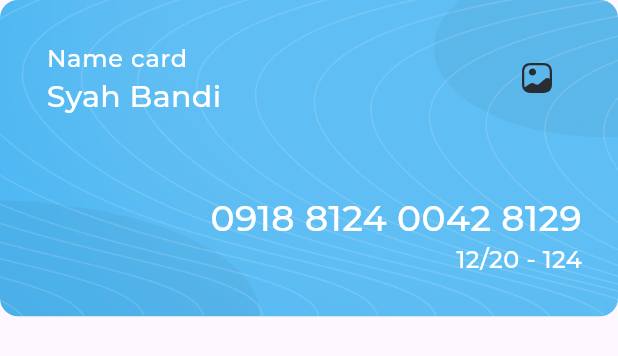
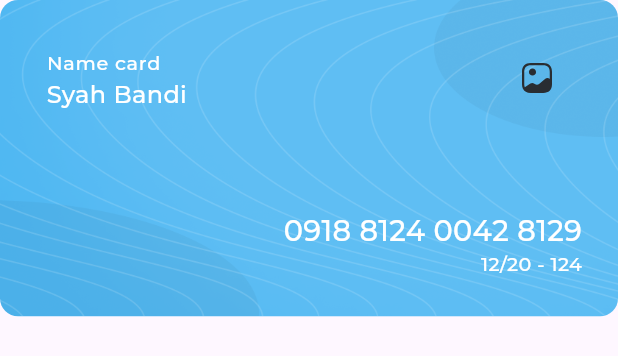
Before and after one commit to raghadhawat/responsive_dash_board, a Flutter app: the MyCard widget shown alone on an empty page, opened directly, on a phone screen of 412 x 824 dp. Shown: the top 356 px of the screen. Run offline on Flutter 3.47's test engine with Material 3 defaults, Android fonts, the phone set to English and light mode, and no system bars; our stand-ins replace expandable_page_view, fl_chart, flutter_svg; project files that could hold a hidden picture were left out.

Commit message:
responsive font size part one

```diff
--- a/lib/utlis/app_styles.dart
+++ b/lib/utlis/app_styles.dart
@@ -1,66 +1,91 @@
+import 'package:flutter/foundation.dart';
 import 'package:flutter/material.dart';
+import 'package:rsponsive_dashbaord/utlis/size_config.dart';
 
 abstract class AppStyles {
-  static const TextStyle styleRegular16 = TextStyle(
-    color: Color(0xFF064060),
-    fontSize: 16,
+  static TextStyle styleRegular16 = TextStyle(
+    color: const Color(0xFF064060),
+    fontSize: getResponsiveFontSize(fontSize: 16),
     fontFamily: 'Montserrat',
     fontWeight: FontWeight.w400,
   );
 
-  static const TextStyle styleMedium16 = TextStyle(
-    color: Color(0xFF064060),
-    fontSize: 16,
+  static TextStyle styleMedium16 = TextStyle(
+    color: const Color(0xFF064060),
+    fontSize: getResponsiveFontSize(fontSize: 16),
     fontFamily: 'Montserrat',
     fontWeight: FontWeight.w500,
   );
-  static const TextStyle styleSemiBold16 = TextStyle(
-    color: Color(0xFF064060),
-    fontSize: 16,
+  static TextStyle styleSemiBold16 = TextStyle(
+    color: const Color(0xFF064060),
+    fontSize: getResponsiveFontSize(fontSize: 16),
     fontFamily: 'Montserrat',
     fontWeight: FontWeight.w600,
   );
-  static const TextStyle styleSemiBold20 = TextStyle(
-    color: Color(0xFF064060),
-    fontSize: 20,
+  static TextStyle styleSemiBold20 = TextStyle(
+    color: const Color(0xFF064060),
+    fontSize: getResponsiveFontSize(fontSize: 20),
     fontFamily: 'Montserrat',
     fontWeight: FontWeight.w600,
   );
-  static const TextStyle styleRegular12 = TextStyle(
-    color: Color(0xFFAAAAAA),
-    fontSize: 12,
+  static TextStyle styleRegular12 = TextStyle(
+    color: const Color(0xFFAAAAAA),
+    fontSize: getResponsiveFontSize(fontSize: 12),
     fontFamily: 'Montserrat',
     fontWeight: FontWeight.w400,
   );
-  static const TextStyle styleSemiBold24 = TextStyle(
-    color: Color(0xFF4EB7F2),
-    fontSize: 24,
+  static TextStyle styleSemiBold24 = TextStyle(
+    color: const Color(0xFF4EB7F2),
+    fontSize: getResponsiveFontSize(fontSize: 24),
     fontFamily: 'Montserrat',
     fontWeight: FontWeight.w600,
   );
-  static const TextStyle styleRegular14 = TextStyle(
-    color: Color(0xFFAAAAAA),
-    fontSize: 14,
+  static TextStyle styleRegular14 = TextStyle(
+    color: const Color(0xFFAAAAAA),
+    fontSize: getResponsiveFontSize(fontSize: 14),
     fontFamily: 'Montserrat',
     fontWeight: FontWeight.w400,
   );
-  static const TextStyle styleSemiBold18 = TextStyle(
-    color: Color(0xFFFFFFFF),
-    fontSize: 18,
+  static TextStyle styleSemiBold18 = TextStyle(
+    color: const Color(0xFFFFFFFF),
+    fontSize: getResponsiveFontSize(fontSize: 18),
     fontFamily: 'Montserrat',
     fontWeight: FontWeight.w600,
   );
-  static const TextStyle styleBold16 = TextStyle(
-    color: Color(0xFF064060),
-    fontSize: 16,
+  static TextStyle styleBold16 = TextStyle(
+    color: const Color(0xFF064060),
+    fontSize: getResponsiveFontSize(fontSize: 16),
     fontFamily: 'Montserrat',
     fontWeight: FontWeight.w700,
   );
 
-  static const TextStyle styleMedium20 = TextStyle(
-    color: Color(0xFFFFFFFF),
-    fontSize: 20,
+  static TextStyle styleMedium20 = TextStyle(
+    color: const Color(0xFFFFFFFF),
+    fontSize: getResponsiveFontSize(fontSize: 20),
     fontFamily: 'Montserrat',
     fontWeight: FontWeight.w500,
   );
 }
+
+double getResponsiveFontSize({required double fontSize}) {
+  double scaleFactor = getScaleFactor();
+  double responsiveFontSize = fontSize * scaleFactor;
+  double lowerLimit = fontSize * .8;
+  double upperLimit = fontSize * 1.2;
+  return responsiveFontSize.clamp(lowerLimit, upperLimit);
+}
+
+dynamic getScaleFactor() {
+  var dispatcher = PlatformDispatcher.instance;
+  var physicalWidth = dispatcher.views.first.physicalSize.width;
+  var devicePixelRatio = dispatcher.views.first.devicePixelRatio;
+  double width = physicalWidth / devicePixelRatio;
+  // double width =MediaQuery.sizeOf(context).width;
+  if (width < SizeConfig.tablet) {
+    return width / 550;
+  } else if (width < SizeConfig.desktop) {
+    return width / 1000;
+  } else {
+    return width / 1920;
+  }
+}
--- a/lib/widgets/all_expensess_header.dart
+++ b/lib/widgets/all_expensess_header.dart
@@ -8,16 +8,16 @@ class AllExpensessHeader extends StatelessWidget {
 
   @override
   Widget build(BuildContext context) {
-    return const Row(
+    return Row(
       children: [
         Text(
           "All Expense",
           style: AppStyles.styleSemiBold20,
         ),
-        Expanded(
+        const Expanded(
           child: SizedBox(),
         ),
-        RangeOptions()
+        const RangeOptions()
       ],
     );
   }
--- a/lib/widgets/income_section_header.dart
+++ b/lib/widgets/income_section_header.dart
@@ -11,7 +11,7 @@ class IncomeSectionHeader extends StatelessWidget {
     return Row(
       mainAxisAlignment: MainAxisAlignment.spaceBetween,
       children: [
-        const Text(
+        Text(
           'Income',
           style: AppStyles.styleSemiBold20,
         ),
@@ -25,7 +25,7 @@ class IncomeSectionHeader extends StatelessWidget {
           ),
           child: Row(
             children: [
-              const Text(
+              Text(
                 'Monthly',
                 style: AppStyles.styleMedium16,
               ),
--- a/lib/widgets/latest_transaction.dart
+++ b/lib/widgets/latest_transaction.dart
@@ -7,14 +7,14 @@ class LatestTrasaction extends StatelessWidget {
 
   @override
   Widget build(BuildContext context) {
-    return const Column(
+    return Column(
       crossAxisAlignment: CrossAxisAlignment.start,
       children: [
         Text(
           'Latest Transaction',
           style: AppStyles.styleMedium16,
         ),
-        SizedBox(
+        const SizedBox(
           height: 16,
         ),
         LatestTransactionListView()
--- a/lib/widgets/my_card.dart
+++ b/lib/widgets/my_card.dart
@@ -34,7 +34,7 @@ class MyCard extends StatelessWidget {
                   color: Colors.white,
                 ),
               ),
-              subtitle: const Text(
+              subtitle: Text(
                 'Syah Bandi',
                 style: AppStyles.styleMedium20,
               ),
--- a/lib/widgets/my_card_section.dart
+++ b/lib/widgets/my_card_section.dart
@@ -30,7 +30,7 @@ class _MyCardsSectionState extends State<MyCardsSection> {
     return Column(
       crossAxisAlignment: CrossAxisAlignment.start,
       children: [
-        const Text(
+        Text(
           'My Card',
           style: AppStyles.styleSemiBold20,
         ),
--- a/lib/widgets/quick_invoice_header.dart
+++ b/lib/widgets/quick_invoice_header.dart
@@ -8,7 +8,7 @@ class QuickInvoiceHeader extends StatelessWidget {
   Widget build(BuildContext context) {
     return Row(
       children: [
-        const Text(
+        Text(
           'Quick Invoice',
           style: AppStyles.styleSemiBold20,
         ),
--- a/lib/widgets/range_options.dart
+++ b/lib/widgets/range_options.dart
@@ -22,7 +22,7 @@ class RangeOptions extends StatelessWidget {
       ),
       child: Row(
         children: [
-          const Text(
+          Text(
             'Monthley',
             style: AppStyles.styleMedium16,
           ),
--- a/lib/widgets/title_text_field.dart
+++ b/lib/widgets/title_text_field.dart
@@ -11,7 +11,7 @@ class TitleTextField extends StatelessWidget {
     return Column(
       crossAxisAlignment: CrossAxisAlignment.start,
       children: [
-        const Text(
+        Text(
           'Customer name',
           style: AppStyles.styleMedium16,
         ),
--- a/lib/widgets/transaction_history_header.dart
+++ b/lib/widgets/transaction_history_header.dart
@@ -11,7 +11,7 @@ class TransactionHistoryHeader extends StatelessWidget {
     return Row(
       mainAxisAlignment: MainAxisAlignment.spaceBetween,
       children: [
-        const Text(
+        Text(
           'Transaction History',
           style: AppStyles.styleSemiBold20,
         ),
```
